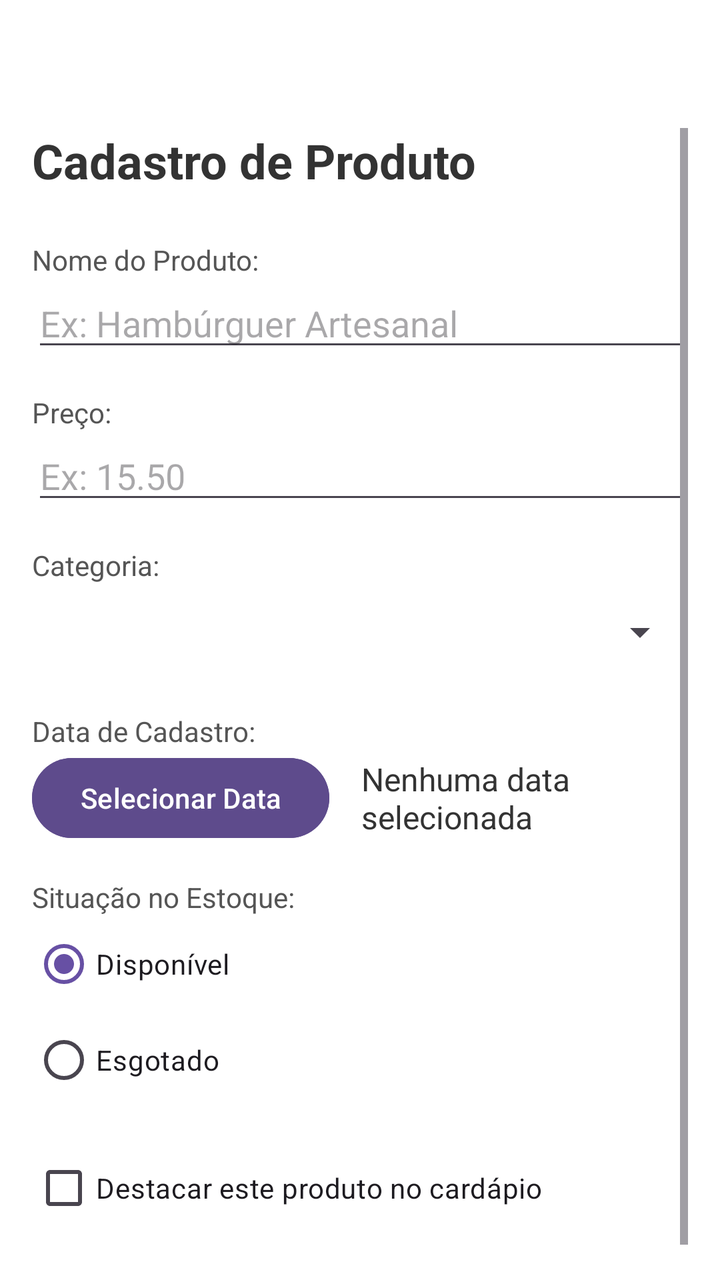
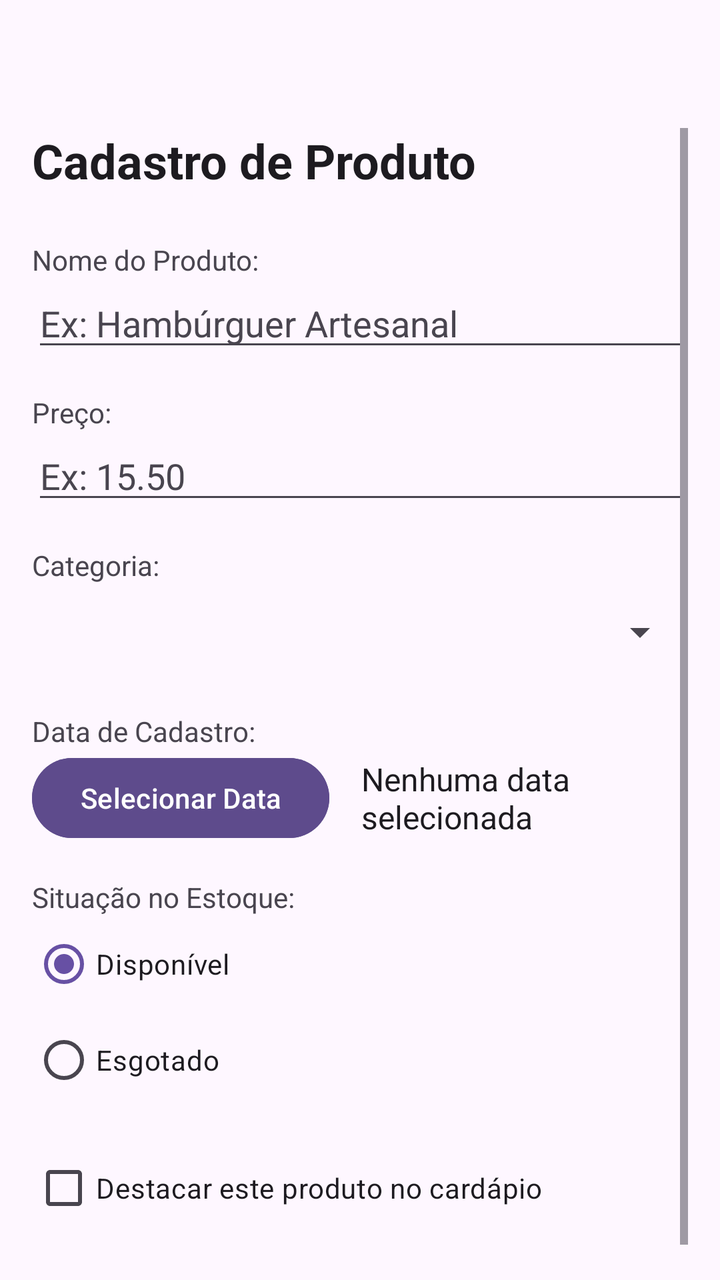

Two renders of the same Android screen: before a commit and after it. Below are the layout's source before the change and the commit's diff.
<!-- AndroidManifest.xml: application theme Theme.GestaoLanchonete -->
<!-- res/layout/activity_cadastro_produto.xml -->
<?xml version="1.0" encoding="utf-8"?>
<ScrollView xmlns:android="http://schemas.android.com/apk/res/android"
    android:layout_width="match_parent"
    android:layout_height="match_parent"
    android:background="#FFFFFF"
    android:paddingStart="16dp"
    android:paddingEnd="16dp"
    android:paddingBottom="16dp"
    android:paddingTop="?attr/actionBarSize">

    <LinearLayout
        android:layout_width="match_parent"
        android:layout_height="wrap_content"
        android:orientation="vertical">

        <TextView
            android:layout_width="match_parent"
            android:layout_height="wrap_content"
            android:text="Cadastro de Produto"
            android:textColor="#333333"
            android:textSize="24sp"
            android:textStyle="bold"
            android:layout_marginBottom="24dp" />

        <TextView
            android:layout_width="wrap_content"
            android:layout_height="wrap_content"
            android:text="Nome do Produto:"
            android:textColor="#555555" />

        <EditText
            android:id="@+id/editNomeProduto"
            android:layout_width="match_parent"
            android:layout_height="wrap_content"
            android:hint="Ex: Hambúrguer Artesanal"
            android:inputType="textCapWords"
            android:layout_marginBottom="16dp" />

        <TextView
            android:layout_width="wrap_content"
            android:layout_height="wrap_content"
            android:text="Preço:"
            android:textColor="#555555" />

        <EditText
            android:id="@+id/editPrecoProduto"
            android:layout_width="match_parent"
            android:layout_height="wrap_content"
            android:hint="Ex: 15.50"
            android:inputType="numberDecimal"
            android:layout_marginBottom="16dp" />

        <TextView
            android:layout_width="wrap_content"
            android:layout_height="wrap_content"
            android:text="Categoria:"
            android:textColor="#555555" />

        <Spinner
            android:id="@+id/spinnerCategoria"
            android:layout_width="match_parent"
            android:layout_height="48dp"
            android:layout_marginBottom="16dp" />

        <TextView
            android:layout_width="wrap_content"
            android:layout_height="wrap_content"
            android:text="Data de Cadastro:"
            android:textColor="#555555" />

        <LinearLayout
            android:layout_width="match_parent"
            android:layout_height="wrap_content"
            android:orientation="horizontal"
            android:gravity="center_vertical"
            android:layout_marginBottom="16dp">

            <Button
                android:id="@+id/btnSelecionarData"
                android:layout_width="wrap_content"
                android:layout_height="wrap_content"
                android:text="Selecionar Data"
                android:backgroundTint="#5E4B8C"
                android:textColor="#FFFFFF"/>

            <TextView
                android:id="@+id/textDataSelecionada"
                android:layout_width="wrap_content"
                android:layout_height="wrap_content"
                android:layout_marginStart="16dp"
                android:text="Nenhuma data selecionada"
                android:textSize="16sp"
                android:textColor="#333333"/>
        </LinearLayout>

        <TextView
            android:layout_width="wrap_content"
            android:layout_height="wrap_content"
            android:text="Situação no Estoque:"
            android:textColor="#555555" />

        <RadioGroup
            android:id="@+id/radioGroupStatus"
            android:layout_width="match_parent"
            android:layout_height="wrap_content"
            android:layout_marginBottom="16dp">

            <RadioButton
                android:id="@+id/radioDisponivel"
                android:layout_width="wrap_content"
                android:layout_height="wrap_content"
                android:text="Disponível"
                android:checked="true"/>

            <RadioButton
                android:id="@+id/radioEsgotado"
                android:layout_width="wrap_content"
                android:layout_height="wrap_content"
                android:text="Esgotado"/>
        </RadioGroup>

        <CheckBox
            android:id="@+id/checkDestaque"
            android:layout_width="wrap_content"
            android:layout_height="wrap_content"
            android:text="Destacar este produto no cardápio"
            android:layout_marginBottom="24dp"/>

    </LinearLayout>
</ScrollView>
<!-- resources referenced by this layout -->
<resources>
  <style name="Theme.GestaoLanchonete" parent="Base.Theme.GestaoLanchonete" />
  <style name="Base.Theme.GestaoLanchonete" parent="Theme.Material3.DayNight">
          
          
      </style>
</resources>

<!-- the commit's change to res/layout/activity_cadastro_produto.xml (unified diff, before → after) -->
@@ -2,7 +2,7 @@
 <ScrollView xmlns:android="http://schemas.android.com/apk/res/android"
     android:layout_width="match_parent"
     android:layout_height="match_parent"
-    android:background="#FFFFFF"
+    android:background="?android:attr/colorBackground"
     android:paddingStart="16dp"
     android:paddingEnd="16dp"
     android:paddingBottom="16dp"
@@ -17,7 +17,7 @@
             android:layout_width="match_parent"
             android:layout_height="wrap_content"
             android:text="Cadastro de Produto"
-            android:textColor="#333333"
+            android:textColor="?android:attr/textColorPrimary"
             android:textSize="24sp"
             android:textStyle="bold"
             android:layout_marginBottom="24dp" />
@@ -26,13 +26,15 @@
             android:layout_width="wrap_content"
             android:layout_height="wrap_content"
             android:text="Nome do Produto:"
-            android:textColor="#555555" />
+            android:textColor="?android:attr/textColorSecondary" />
 
         <EditText
             android:id="@+id/editNomeProduto"
             android:layout_width="match_parent"
             android:layout_height="wrap_content"
             android:hint="Ex: Hambúrguer Artesanal"
+            android:textColor="?android:attr/textColorPrimary"
+            android:textColorHint="?android:attr/textColorSecondary"
             android:inputType="textCapWords"
             android:layout_marginBottom="16dp" />
 
@@ -40,13 +42,15 @@
             android:layout_width="wrap_content"
             android:layout_height="wrap_content"
             android:text="Preço:"
-            android:textColor="#555555" />
+            android:textColor="?android:attr/textColorSecondary" />
 
         <EditText
             android:id="@+id/editPrecoProduto"
             android:layout_width="match_parent"
             android:layout_height="wrap_content"
             android:hint="Ex: 15.50"
+            android:textColor="?android:attr/textColorPrimary"
+            android:textColorHint="?android:attr/textColorSecondary"
             android:inputType="numberDecimal"
             android:layout_marginBottom="16dp" />
 
@@ -54,7 +58,7 @@
             android:layout_width="wrap_content"
             android:layout_height="wrap_content"
             android:text="Categoria:"
-            android:textColor="#555555" />
+            android:textColor="?android:attr/textColorSecondary" />
 
         <Spinner
             android:id="@+id/spinnerCategoria"
@@ -66,7 +70,7 @@
             android:layout_width="wrap_content"
             android:layout_height="wrap_content"
             android:text="Data de Cadastro:"
-            android:textColor="#555555" />
+            android:textColor="?android:attr/textColorSecondary" />
 
         <LinearLayout
             android:layout_width="match_parent"
@@ -90,14 +94,14 @@
                 android:layout_marginStart="16dp"
                 android:text="Nenhuma data selecionada"
                 android:textSize="16sp"
-                android:textColor="#333333"/>
+                android:textColor="?android:attr/textColorPrimary"/>
         </LinearLayout>
 
         <TextView
             android:layout_width="wrap_content"
             android:layout_height="wrap_content"
             android:text="Situação no Estoque:"
-            android:textColor="#555555" />
+            android:textColor="?android:attr/textColorSecondary" />
 
         <RadioGroup
             android:id="@+id/radioGroupStatus"
@@ -109,6 +113,7 @@
                 android:id="@+id/radioDisponivel"
                 android:layout_width="wrap_content"
                 android:layout_height="wrap_content"
+                android:textColor="?android:attr/textColorPrimary"
                 android:text="Disponível"
                 android:checked="true"/>
 
@@ -116,6 +121,7 @@
                 android:id="@+id/radioEsgotado"
                 android:layout_width="wrap_content"
                 android:layout_height="wrap_content"
+                android:textColor="?android:attr/textColorPrimary"
                 android:text="Esgotado"/>
         </RadioGroup>
 
@@ -123,6 +129,7 @@
             android:id="@+id/checkDestaque"
             android:layout_width="wrap_content"
             android:layout_height="wrap_content"
+            android:textColor="?android:attr/textColorPrimary"
             android:text="Destacar este produto no cardápio"
             android:layout_marginBottom="24dp"/>
 
